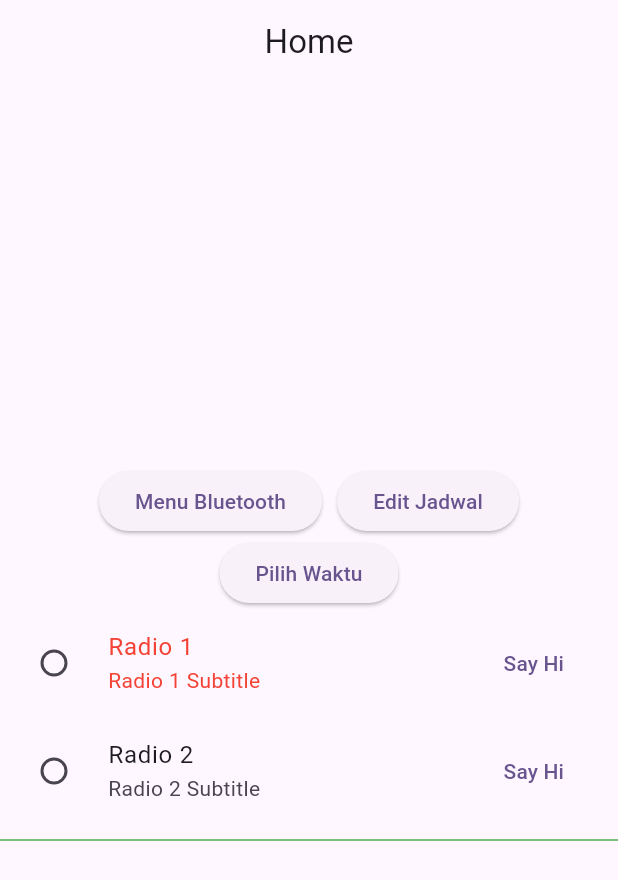
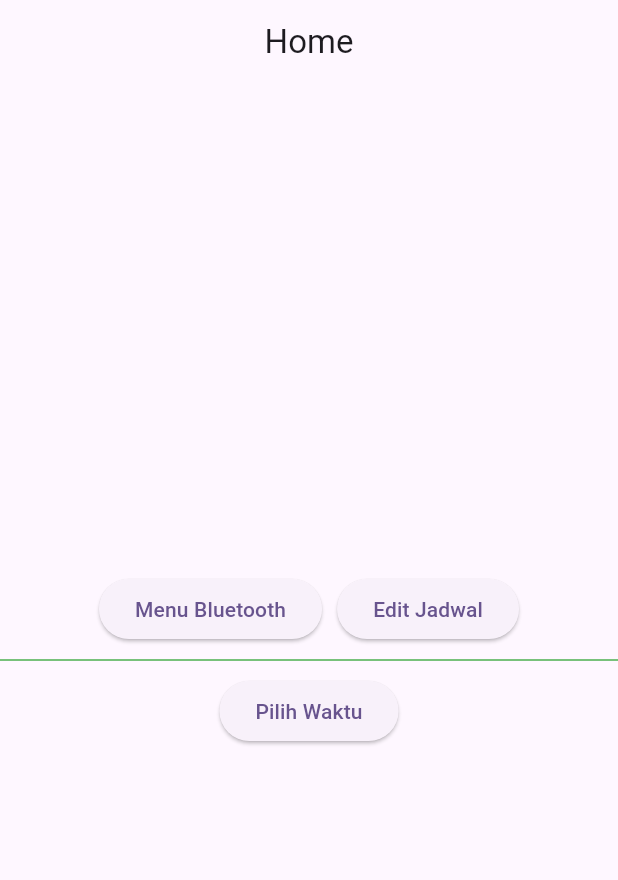
Before and after one commit to nazurinian/bel_apps, a Flutter app: the screen it shows after launch, on a phone screen of 412 x 824 dp. Shown: the top 880 px of the screen. Run offline on Flutter 3.47's test engine with Material 3 defaults, Android fonts, the phone set to English and light mode, and no system bars; our stand-ins replace connectivity_plus, firebase_core, firebase_database; accounts and stored records are empty.

Commit message:
remove radio button from main page

```diff
--- a/lib/views/main_page.dart
+++ b/lib/views/main_page.dart
@@ -11,25 +11,9 @@ class MainPage extends StatefulWidget {
 }
 
 class _MainPageState extends State<MainPage> {
-  late int selectedRadio;
-  late int selectedRadioTile;
-
   @override
   void initState() {
     super.initState();
-    selectedRadio = 0;
-    selectedRadioTile = 0;
-  }
-
-  setSelectedRadio(int val) {
-    setState(() {
-      selectedRadio = val;
-    });
-  }
-  setSelectedRadioTile(int val) {
-    setState(() {
-      selectedRadioTile = val;
-    });
   }
 
   @override
@@ -70,6 +54,10 @@ class _MainPageState extends State<MainPage> {
                 ),
               ],
             ),
+            const Divider(
+              height: 20,
+              color: Colors.green,
+            ),
             ElevatedButton(
               onPressed: () {
                 Waktu.customTime(
@@ -77,7 +65,7 @@ class _MainPageState extends State<MainPage> {
                   "Testing aja",
                   15,
                   5,
-                      (TimeOfDay selectedTime) {
+                  (TimeOfDay selectedTime) {
                     print('Selected time: $selectedTime');
                     showDialog(
                       context: context,
@@ -103,47 +91,6 @@ class _MainPageState extends State<MainPage> {
               },
               child: const Text('Pilih Waktu'),
             ),
-
-            RadioListTile(
-              value: 1,
-              groupValue: selectedRadioTile,
-              title: Text("Radio 1"),
-              subtitle: Text("Radio 1 Subtitle"),
-              onChanged: (val) {
-                print("Radio Tile pressed $val");
-                setSelectedRadioTile(val!);
-              },
-              activeColor: Colors.red,
-              secondary: TextButton(
-                child: Text("Say Hi"),
-                onPressed: () {
-                  print("Say Hello");
-                },
-              ),
-              selected: true,
-            ),
-            RadioListTile(
-              value: 2,
-              groupValue: selectedRadioTile,
-              title: Text("Radio 2"),
-              subtitle: Text("Radio 2 Subtitle"),
-              onChanged: (val) {
-                print("Radio Tile pressed $val");
-                setSelectedRadioTile(val!);
-              },
-              activeColor: Colors.red,
-              secondary: TextButton(
-                child: Text("Say Hi"),
-                onPressed: () {
-                  print("Say Hello");
-                },
-              ),
-              selected: false,
-            ),
-            Divider(
-              height: 20,
-              color: Colors.green,
-            ),
           ],
         ),
       ),
```
